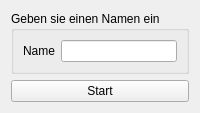
This is Fuk/charakterform.ui in FireballGfx/FUK as Qt 5 draws it before an edit. The edited form follows.
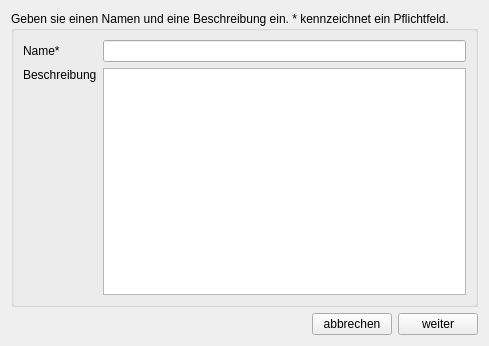
This is the edited form.

```diff
--- a/Fuk/charakterform.ui
+++ b/Fuk/charakterform.ui
@@ -6,8 +6,8 @@
    <rect>
     <x>0</x>
     <y>0</y>
-    <width>197</width>
-    <height>106</height>
+    <width>429</width>
+    <height>346</height>
    </rect>
   </property>
   <property name="windowTitle">
@@ -17,41 +17,65 @@
    <item>
     <widget class="QGroupBox" name="groupBox">
      <property name="title">
-      <string>Geben sie einen Namen ein</string>
+      <string>Geben sie einen Namen und eine Beschreibung ein. * kennzeichnet ein Pflichtfeld.</string>
      </property>
-     <layout class="QHBoxLayout" name="horizontalLayout_2">
-      <item>
+     <layout class="QGridLayout" name="gridLayout">
+      <item row="1" column="0">
        <widget class="QLabel" name="labelName">
         <property name="text">
-         <string>Name</string>
+         <string>Name*</string>
         </property>
        </widget>
       </item>
-      <item>
-       <widget class="QLineEdit" name="lineEditField"/>
+      <item row="1" column="1">
+       <widget class="QLineEdit" name="lineEditName"/>
+      </item>
+      <item row="2" column="0">
+       <widget class="QLabel" name="labelBeschreibung">
+        <property name="text">
+         <string>Beschreibung</string>
+        </property>
+        <property name="alignment">
+         <set>Qt::AlignLeading|Qt::AlignLeft|Qt::AlignTop</set>
+        </property>
+       </widget>
+      </item>
+      <item row="2" column="1">
+       <widget class="QTextEdit" name="textEditBeschreibung"/>
       </item>
      </layout>
     </widget>
    </item>
    <item>
-    <spacer name="verticalSpacer">
+    <layout class="QHBoxLayout" name="horizontalLayout">
+     <item>
+      <spacer name="horizontalSpacer">
      <property name="orientation">
-      <enum>Qt::Vertical</enum>
+        <enum>Qt::Horizontal</enum>
      </property>
      <property name="sizeHint" stdset="0">
       <size>
-       <width>20</width>
-       <height>40</height>
+         <width>40</width>
+         <height>20</height>
       </size>
      </property>
     </spacer>
    </item>
    <item>
-    <widget class="QPushButton" name="startButton">
+      <widget class="QPushButton" name="abbrechenButton">
      <property name="text">
-      <string>Start</string>
-     </property>
-    </widget>
+        <string>abbrechen</string>
+       </property>
+      </widget>
+     </item>
+     <item>
+      <widget class="QPushButton" name="weiterButton">
+       <property name="text">
+        <string>weiter</string>
+       </property>
+      </widget>
+     </item>
+    </layout>
    </item>
   </layout>
  </widget>
```
Left out of the diff: 4 changed lines with no effect on the pictures. Lines whose indentation alone changed are shown as unchanged.
